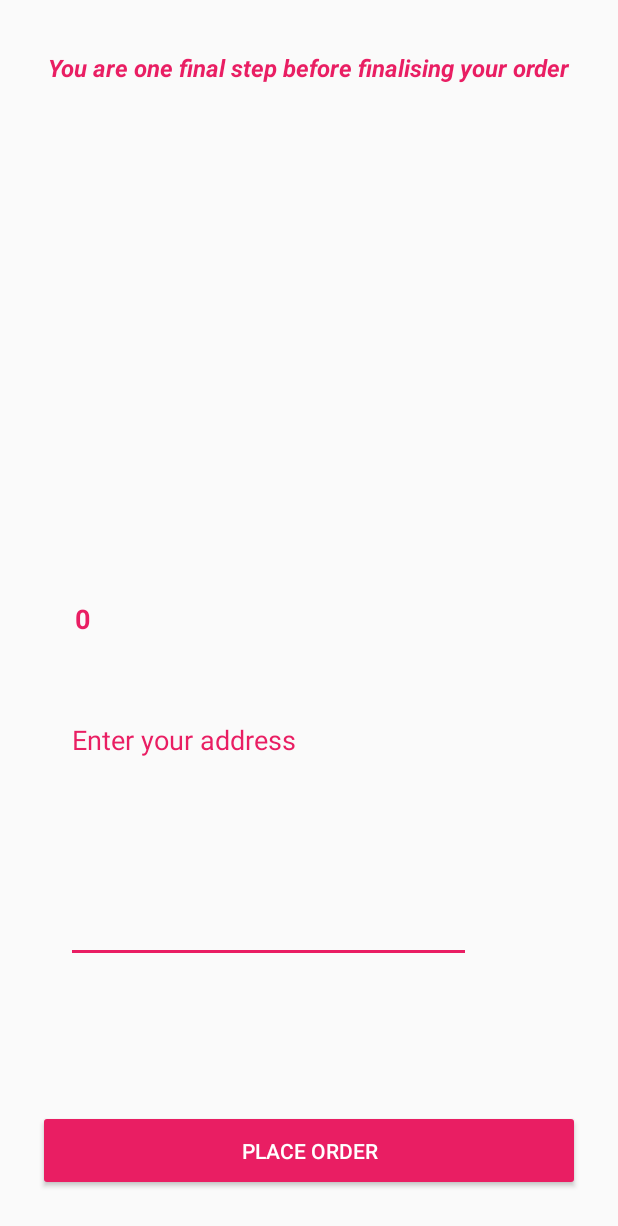
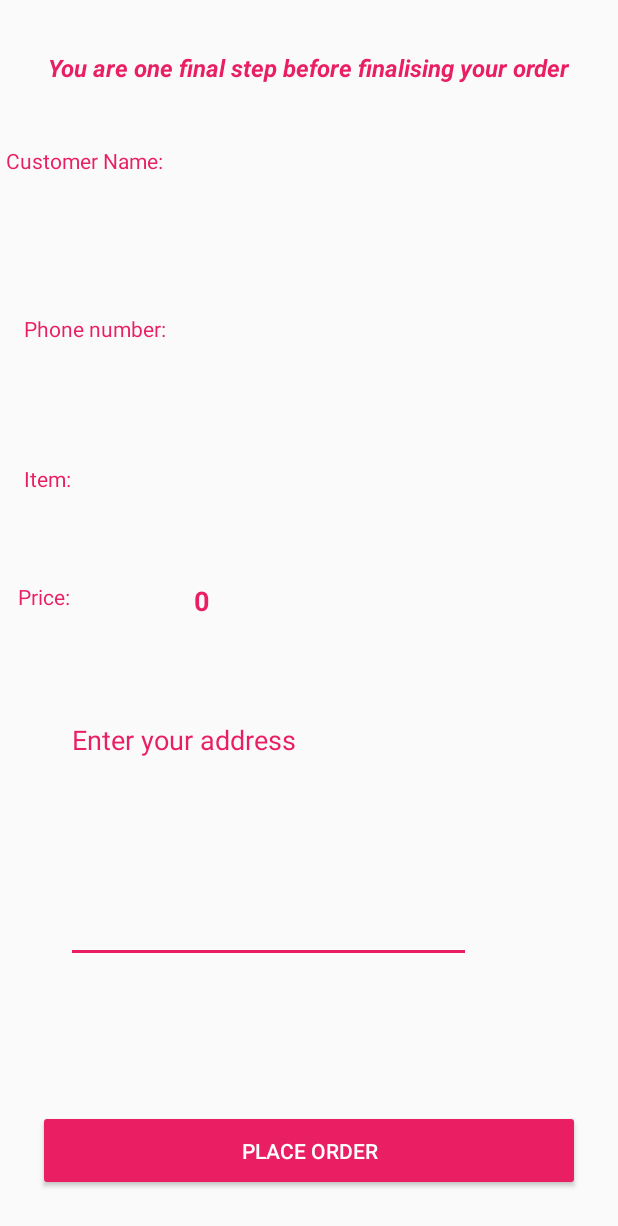
Before and after one commit to nouhship88/E-commerce_APP-STORE_Capstone, an Android app: the PlaceOrder screen opened directly, with no data from a screen before it, on a phone screen of 412 x 824 dp. Shown: the top 1226 px of the screen. Run offline under Robolectric (Android 15) with nearby library versions, the phone set to English and light mode, and no system bars; our stand-ins replace Firebase (no records; nobody signed in at launch, a user with empty details on screens opened directly).

Commit message:
Cart functionality

```diff
--- a/app/src/main/res/layout/activity_place_order.xml
+++ b/app/src/main/res/layout/activity_place_order.xml
@@ -7,46 +7,94 @@
     tools:context=".PlaceOrder">
 
     <TextView
+        android:id="@+id/textView21"
+        android:layout_width="61dp"
+        android:layout_height="36dp"
+        android:layout_marginStart="12dp"
+        android:text="Price:"
+        android:textColor="#E91E63"
+        android:textColorHint="#E91E63"
+        android:textColorLink="#E91E63"
+        app:layout_constraintBottom_toBottomOf="@+id/itemprice"
+        app:layout_constraintEnd_toStartOf="@+id/itemprice"
+        app:layout_constraintHorizontal_bias="0.0"
+        app:layout_constraintStart_toStartOf="parent"
+        app:layout_constraintTop_toTopOf="@+id/itemprice"
+        app:layout_constraintVertical_bias="0.0" />
+
+    <TextView
+        android:id="@+id/textView19"
+        android:layout_width="wrap_content"
+        android:layout_height="wrap_content"
+        android:layout_marginStart="16dp"
+        android:text="Phone number:"
+        android:textColor="#E91E63"
+        android:textColorHint="#E91E63"
+        android:textColorLink="#E91E63"
+        app:layout_constraintBottom_toBottomOf="@+id/custphone"
+        app:layout_constraintEnd_toStartOf="@+id/custphone"
+        app:layout_constraintHorizontal_bias="0.0"
+        app:layout_constraintStart_toStartOf="parent"
+        app:layout_constraintTop_toTopOf="@+id/custphone"
+        app:layout_constraintVertical_bias="0.0" />
+
+    <TextView
+        android:id="@+id/textView20"
+        android:layout_width="wrap_content"
+        android:layout_height="wrap_content"
+        android:layout_marginStart="16dp"
+        android:text="Item:"
+        android:textColor="#E91E63"
+        android:textColorHint="#E91E63"
+        android:textColorLink="#E91E63"
+        app:layout_constraintBottom_toBottomOf="@+id/itemdet"
+        app:layout_constraintEnd_toStartOf="@+id/itemdet"
+        app:layout_constraintHorizontal_bias="0.0"
+        app:layout_constraintStart_toStartOf="parent"
+        app:layout_constraintTop_toTopOf="@+id/itemdet"
+        app:layout_constraintVertical_bias="0.0" />
+
+    <TextView
         android:id="@+id/custname"
-        android:layout_width="316dp"
-        android:layout_height="51dp"
+        android:layout_width="232dp"
+        android:layout_height="48dp"
         android:textColor="#E91E63"
         android:textSize="18sp"
         android:textStyle="bold"
         app:layout_constraintBottom_toBottomOf="parent"
         app:layout_constraintEnd_toEndOf="parent"
-        app:layout_constraintHorizontal_bias="0.494"
+        app:layout_constraintHorizontal_bias="0.91"
         app:layout_constraintStart_toStartOf="parent"
         app:layout_constraintTop_toTopOf="parent"
-        app:layout_constraintVertical_bias="0.152" />
+        app:layout_constraintVertical_bias="0.125" />
 
     <TextView
         android:id="@+id/custphone"
-        android:layout_width="285dp"
-        android:layout_height="53dp"
+        android:layout_width="236dp"
+        android:layout_height="40dp"
         android:textColor="#E91E63"
         android:textSize="18sp"
         android:textStyle="bold"
         app:layout_constraintBottom_toBottomOf="parent"
         app:layout_constraintEnd_toEndOf="parent"
-        app:layout_constraintHorizontal_bias="0.349"
+        app:layout_constraintHorizontal_bias="0.754"
         app:layout_constraintStart_toStartOf="parent"
         app:layout_constraintTop_toTopOf="parent"
-        app:layout_constraintVertical_bias="0.278" />
+        app:layout_constraintVertical_bias="0.267" />
 
     <TextView
         android:id="@+id/itemdet"
-        android:layout_width="342dp"
-        android:layout_height="43dp"
+        android:layout_width="223dp"
+        android:layout_height="44dp"
         android:textColor="#E91E63"
         android:textSize="18sp"
         android:textStyle="bold"
         app:layout_constraintBottom_toBottomOf="parent"
         app:layout_constraintEnd_toEndOf="parent"
-        app:layout_constraintHorizontal_bias="0.637"
+        app:layout_constraintHorizontal_bias="0.702"
         app:layout_constraintStart_toStartOf="parent"
         app:layout_constraintTop_toTopOf="parent"
-        app:layout_constraintVertical_bias="0.401" />
+        app:layout_constraintVertical_bias="0.397" />
 
     <EditText
         android:id="@+id/etadd"
@@ -121,7 +169,23 @@
         android:textStyle="bold"
         app:layout_constraintBottom_toBottomOf="parent"
         app:layout_constraintEnd_toEndOf="parent"
-        app:layout_constraintHorizontal_bias="0.125"
+        app:layout_constraintHorizontal_bias="0.321"
         app:layout_constraintStart_toStartOf="parent"
-        app:layout_constraintTop_toTopOf="parent" />
+        app:layout_constraintTop_toTopOf="parent"
+        app:layout_constraintVertical_bias="0.485" />
+
+    <TextView
+        android:id="@+id/textView18"
+        android:layout_width="wrap_content"
+        android:layout_height="wrap_content"
+        android:text="Customer Name:"
+        android:textColor="#E91E63"
+        android:textColorHint="#E91E63"
+        android:textColorLink="#E91E63"
+        app:layout_constraintBottom_toBottomOf="@+id/custname"
+        app:layout_constraintEnd_toStartOf="@+id/custname"
+        app:layout_constraintHorizontal_bias="0.07"
+        app:layout_constraintStart_toStartOf="parent"
+        app:layout_constraintTop_toTopOf="@+id/custname"
+        app:layout_constraintVertical_bias="0.0" />
 </androidx.constraintlayout.widget.ConstraintLayout>
--- a/app/src/main/res/layout/activity_register_page.xml
+++ b/app/src/main/res/layout/activity_register_page.xml
@@ -16,7 +16,7 @@
         android:hint="Name"
         android:inputType="text"
         android:padding="20dp"
-        android:textColor="#FFFFFF"
+        android:textColor="#E91E63"
         android:textColorHint="#e91e63"
         android:textSize="17sp"
         android:textStyle="bold"
@@ -37,7 +37,7 @@
         android:hint="Phone No"
         android:inputType="number"
         android:padding="20dp"
-        android:textColor="#FFFFFF"
+        android:textColor="#E91E63"
         android:textSize="17sp"
         android:textStyle="bold"
         app:layout_constraintBottom_toBottomOf="parent"
@@ -57,7 +57,7 @@
         android:hint="Password"
         android:inputType="textPassword"
         android:padding="20dp"
-        android:textColor="#FFFFFF"
+        android:textColor="#E91E63"
         android:textSize="17sp"
         android:textStyle="bold"
         app:layout_constraintBottom_toBottomOf="parent"
```
Also changed, not shown: app/src/main/res/layout/activity_add_stock.xml (+9 -9 lines), app/src/main/res/layout/activity_home_page.xml (+11 -1 lines), app/src/main/res/layout/activity_mens_clothing.xml (+8 -8 lines), app/src/main/res/layout/content_home_page.xml (+21 -13 lines).
